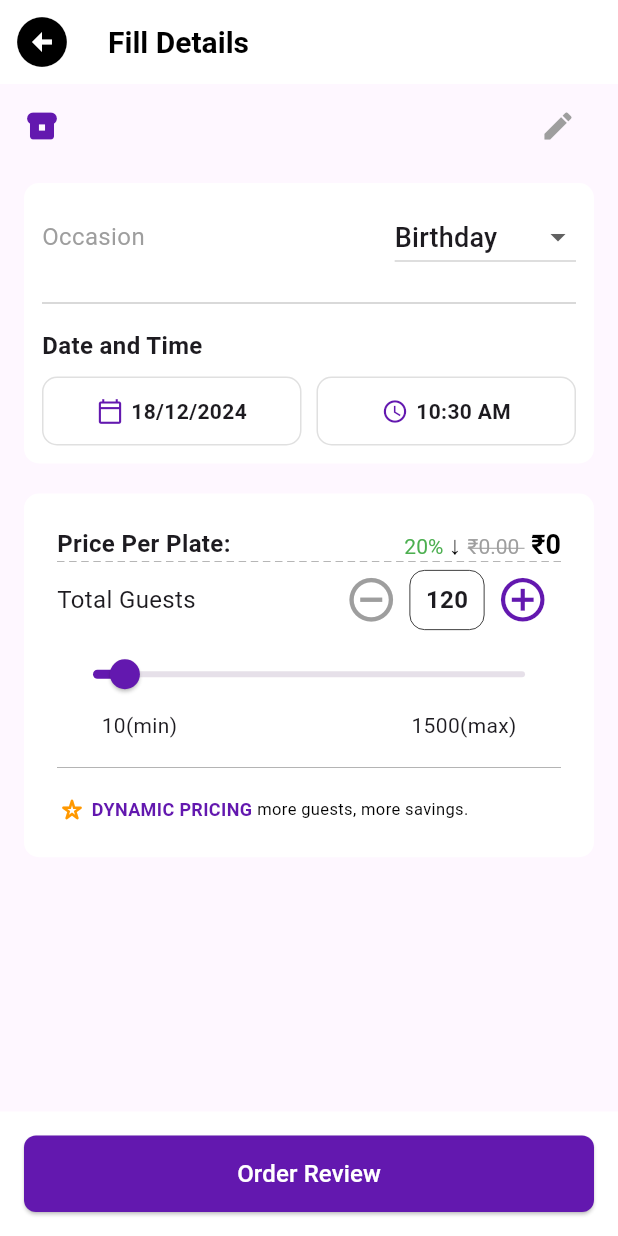
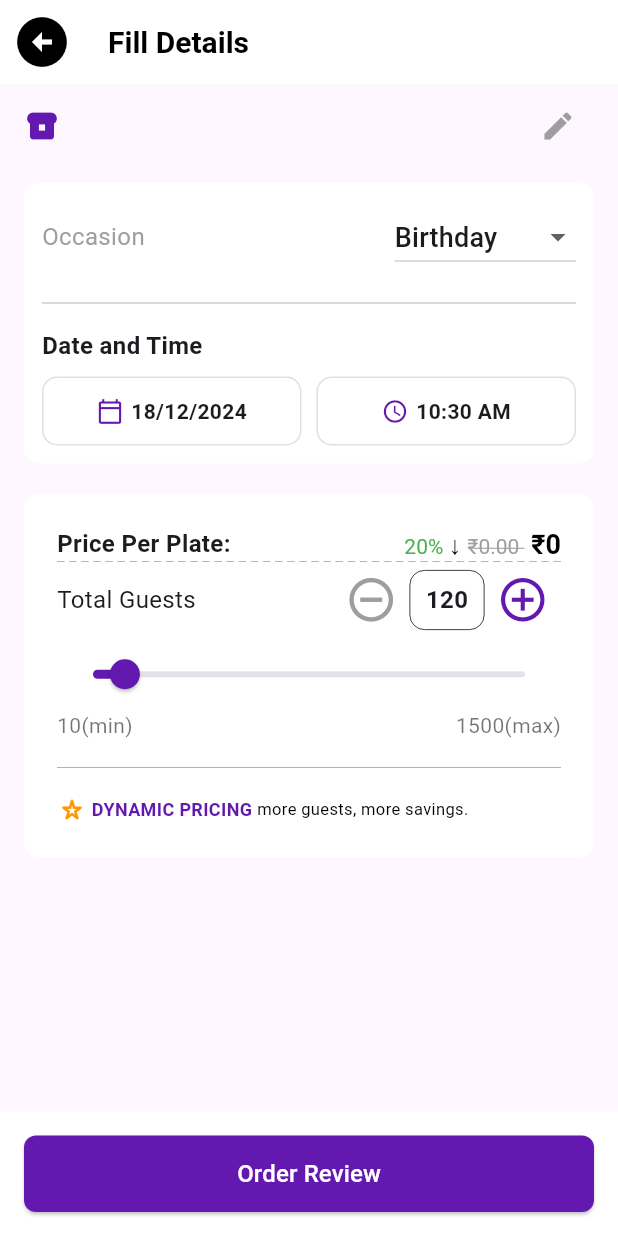
Before and after one commit to Raikant59/Food-Catering-App, a Flutter app: the SouthIndianBreakfastPage screen opened directly with empty values, after a tap on "Fill Details", on a phone screen of 412 x 824 dp. Run offline on Flutter 3.47's test engine with Material 3 defaults, Android fonts, the phone set to English and light mode, and no system bars; our stand-ins replace getwidget; network calls fail.

```diff
--- a/lib/Screens/Second_Screen/Second_Screen.dart
+++ b/lib/Screens/Second_Screen/Second_Screen.dart
@@ -192,10 +192,26 @@ class _SouthIndianBreakfastPageState extends State<SouthIndianBreakfastPage> {
             ])),
             ElevatedButton(
               onPressed: () {
+                // Navigator.push(
+                //   context,
+                //   MaterialPageRoute(
+                //     builder: (context) => FillDetailsScreen(pricePerPlate: _currentPrice.toDouble(),name: course_name,), // Navigate to Third Screen
+                //   ),
+                // );
                 Navigator.push(
                   context,
-                  MaterialPageRoute(
-                    builder: (context) => FillDetailsScreen(pricePerPlate: _currentPrice.toDouble(),name: course_name,), // Navigate to Third Screen
+                  PageRouteBuilder(
+                    pageBuilder: (context, animation, secondaryAnimation) =>
+                        FillDetailsScreen(
+                          pricePerPlate: _currentPrice.toDouble(),
+                          name: course_name,
+                        ),
+                    transitionsBuilder: (context, animation, secondaryAnimation, child) {
+                      return FadeTransition(
+                        opacity: animation,
+                        child: child,
+                      );
+                    },
                   ),
                 );
               },
--- a/lib/Screens/Third_Screen/Third_Screen.dart
+++ b/lib/Screens/Third_Screen/Third_Screen.dart
@@ -205,13 +205,20 @@ class _FillDetailsScreenState extends State<FillDetailsScreen> {
           onPressed: () {
             Navigator.push(
               context,
-                 MaterialPageRoute(
-                   builder: (context) => OrderReviewScreen(
+              PageRouteBuilder(
+                pageBuilder: (context, animation, secondaryAnimation) => OrderReviewScreen(
                   totalGuests: totalGuests,
                   pricePerPlate: pricePerPlate,
                   selectedDate: selectedDate,
                   selectedTime: selectedTime,
                 ),
+                transitionsBuilder: (context, animation, secondaryAnimation, child) {
+                  // Fade transition
+                  return FadeTransition(
+                    opacity: animation,
+                    child: child,
+                  );
+                },
               ),
             );
           },
@@ -327,6 +334,7 @@ class _FillDetailsScreenState extends State<FillDetailsScreen> {
               ),
             ],
           ),
+          // Slider for selecting no of guests
           Slider(
             value: totalGuests.toDouble(),
             min: 10,
@@ -339,8 +347,8 @@ class _FillDetailsScreenState extends State<FillDetailsScreen> {
             },
           ),
           Row(
-            mainAxisAlignment: MainAxisAlignment.spaceAround,
-            children: [Text("10(min)             "), Text("             1500(max)")],
+            mainAxisAlignment: MainAxisAlignment.spaceBetween,
+            children: [Text("10(min)",style: TextStyle(color: Colors.black54),), Text("1500(max)",style: TextStyle(color: Colors.black54),)],
           ),
           SizedBox(height: 10,),
           Divider(
```
Also changed, not shown: lib/Screens/First_Screen/Components/FoodItem_Card_Section.dart (+14 -10 lines). Lines whose indentation alone changed are shown as unchanged.
